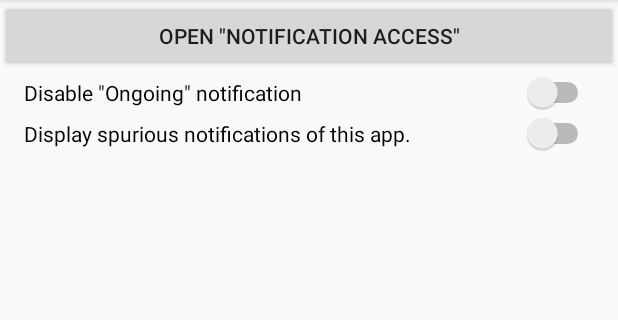
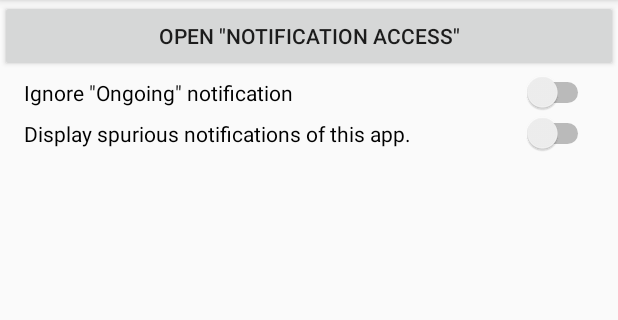
Before and after one commit to sckzw/AANotifier, an Android app: the screen it shows after launch (MainActivity), on a phone screen of 412 x 824 dp, the part 84-404 px from its top. Run offline under Robolectric (Android 15) with nearby library versions, the phone set to English and light mode, and no system bars.

Commit message:
Change to "Ignore Ongoing notification"

```diff
--- a/mobile/src/main/java/io/github/sckzw/aanotifier/MainActivity.java
+++ b/mobile/src/main/java/io/github/sckzw/aanotifier/MainActivity.java
@@ -26,7 +26,7 @@ public class MainActivity extends AppCompatActivity {
                 startActivity( intent );
             }
         } );
-        ((Switch)findViewById( R.id.switch_disable_ongoing_notification )).setOnCheckedChangeListener( new CompoundButton.OnCheckedChangeListener() {
+        ((Switch)findViewById( R.id.switch_ignore_ongoing_notification )).setOnCheckedChangeListener( new CompoundButton.OnCheckedChangeListener() {
             @Override
             public void onCheckedChanged( CompoundButton compoundButton, boolean b ) {
                 Intent intent = new Intent( MessagingService.INTENT_ACTION_SET_PREF );
--- a/mobile/src/main/res/layout/activity_main.xml
+++ b/mobile/src/main/res/layout/activity_main.xml
@@ -14,12 +14,12 @@
         android:text="@string/open_notification_access" />
 
     <Switch
-        android:id="@+id/switch_disable_ongoing_notification"
+        android:id="@+id/switch_ignore_ongoing_notification"
         android:layout_width="match_parent"
         android:layout_height="wrap_content"
         android:paddingStart="?attr/listPreferredItemPaddingLeft"
         android:paddingEnd="?attr/listPreferredItemPaddingRight"
-        android:text="@string/disable_ongoing_notification" />
+        android:text="@string/ignore_ongoing_notification" />
 
     <Switch
         android:id="@+id/switch_display_spurious_notifications"
--- a/mobile/src/main/res/values/strings.xml
+++ b/mobile/src/main/res/values/strings.xml
@@ -1,6 +1,6 @@
 <resources>
     <string name="app_name">Android Auto Notifier</string>
     <string name="open_notification_access">Open \"Notification Access\"</string>
-    <string name="disable_ongoing_notification">Disable \"Ongoing\" notification</string>
+    <string name="ignore_ongoing_notification">Ignore \"Ongoing\" notification</string>
     <string name="display_spurious_notifications_of_this_app">Display spurious notifications of this app.</string>
 </resources>
```
Also changed, not shown: 1 other file.
